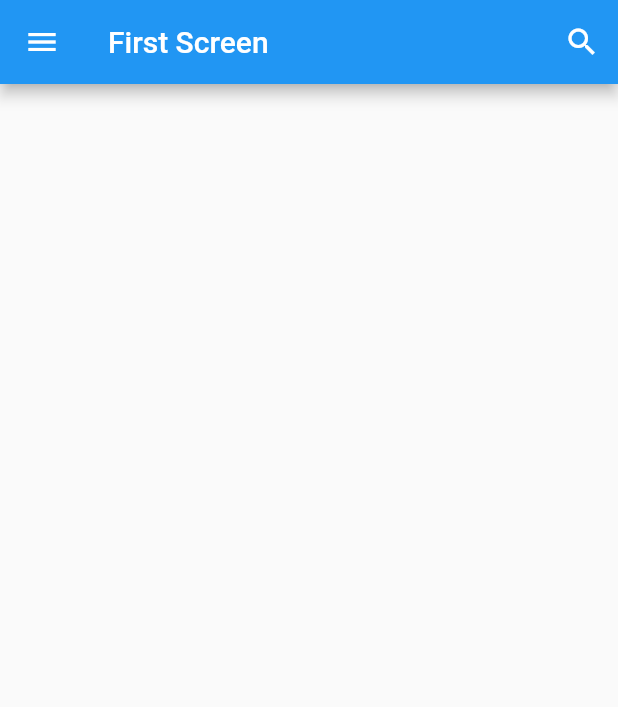
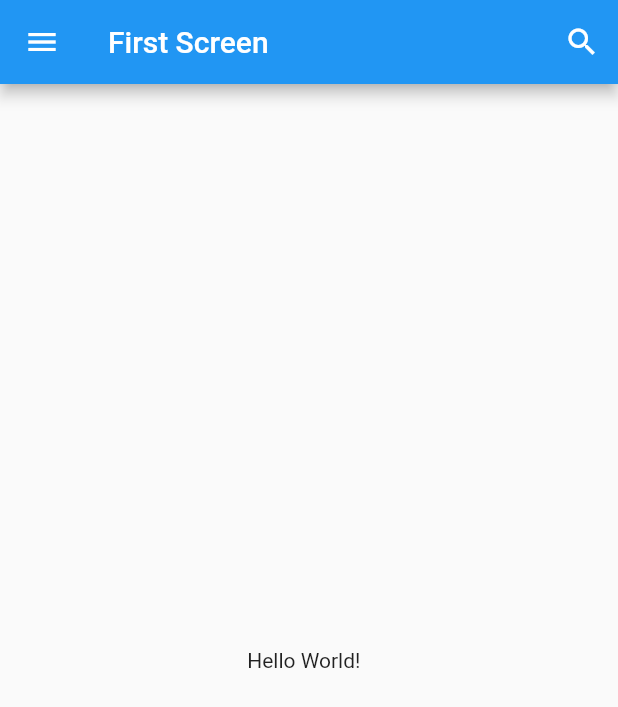
Before and after one commit to abdu-dotcom/Learn-Flutter-2, a Flutter app: the screen it shows after launch, on a phone screen of 412 x 824 dp. Shown: the top 707 px of the screen. Run offline on Flutter 3.47's test engine with Material 2 defaults, Android fonts, the phone set to English and light mode, and no system bars.

Commit message:
add body on screen

```diff
--- a/lib/main.dart
+++ b/lib/main.dart
@@ -54,6 +54,7 @@ class FirstScreen extends StatelessWidget {
 
         ],
       ),
+      body: Center(child: Text('Hello World!  ')),
     );
   }
 }
```
